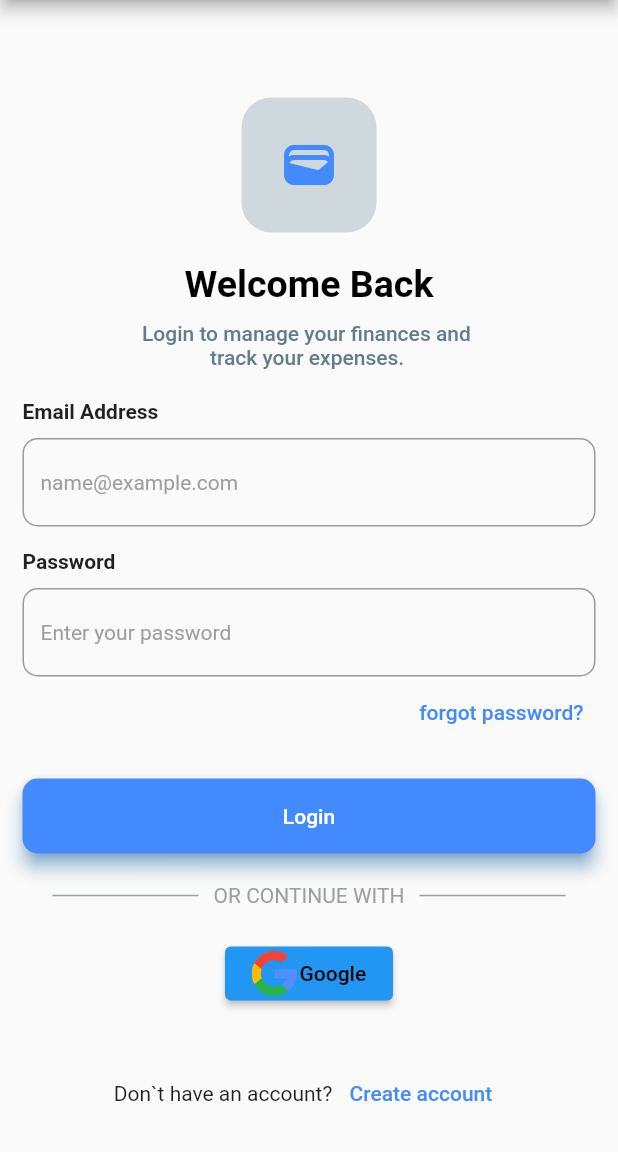
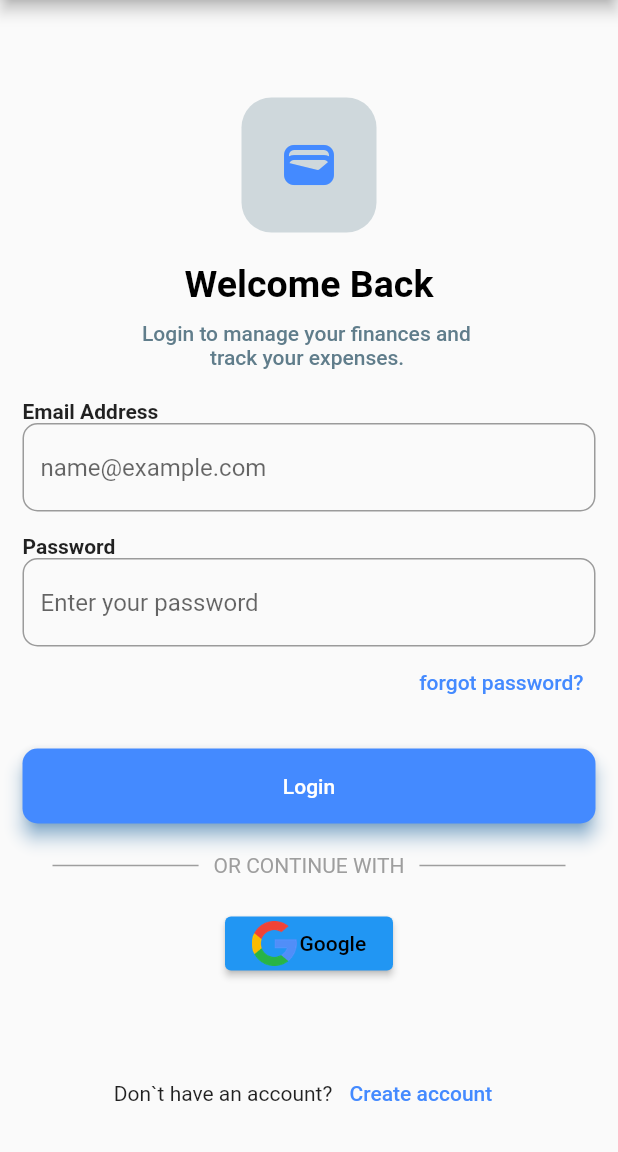
Before and after one commit to 3mo-Daly/Moneytracker, a Flutter app: the screen it shows after launch, on a phone screen of 412 x 824 dp, the part 84-1236 px from its top. Run offline on Flutter 3.47's test engine with Material 2 defaults, Android fonts, the phone set to English and light mode, and no system bars; our stand-ins replace flutter_bloc.

Commit message:
Fixed some sebaka

```diff
--- a/lib/features/login/login_screen.dart
+++ b/lib/features/login/login_screen.dart
@@ -99,7 +99,8 @@ class _LoginScreenState extends State<LoginScreen> {
                       value!.isEmpty ? 'Please enter your password' : null,
                 ),
                 Align(
-                  alignment: AlignmentGeometry.topRight,
+                  alignment: Alignment.topRight,
+                 // alignment: AlignmentGeometry.topRight,
                   child: TextButton(
                       onPressed: () {},
                       child: Text(
@@ -117,7 +118,9 @@ class _LoginScreenState extends State<LoginScreen> {
                         minimumSize: const Size(double.infinity, 50),
                         backgroundColor: Colors.blueAccent,
                         shape: RoundedRectangleBorder(
-                            borderRadius: BorderRadiusGeometry.circular(10)),
+                          borderRadius: BorderRadius.circular(10),
+                            //borderRadius: BorderRadiusGeometry.circular(10)
+                            ),
                         fixedSize: const Size.fromHeight(50.0)),
                     onPressed: () {},
                     child: Text(
@@ -214,7 +217,10 @@ class InputField extends StatelessWidget {
   Widget build(BuildContext context) {
     return Column(
       crossAxisAlignment: CrossAxisAlignment.start,
-      spacing: 10,
+
+
+     // spacing: 10,
+      //mafe4 7aga esmaha spacing yasta mathzar4
       children: [
         Text(
           paramater,
@@ -224,10 +230,12 @@ class InputField extends StatelessWidget {
           controller: controller,
           validator: validator,
           decoration: InputDecoration(
-            hint: Text(
-              hint,
-              style: TextStyle(color: Colors.grey),
-            ),
+            hintText: hint,
+            // hintText m4 hint
+            // hint: Text(
+            //   hint,
+            //   style: TextStyle(color: Colors.grey),
+            // ),
             border: OutlineInputBorder(
               borderRadius: BorderRadius.circular(10),
             ),
--- a/pubspec.yaml
+++ b/pubspec.yaml
@@ -29,4 +29,4 @@ flutter:
 
 
 dependency_overrides:
-  win32: ^5.5.0
+  win32: 5.0.0
```
Also changed, not shown: pubspec.lock, 2 other files.
